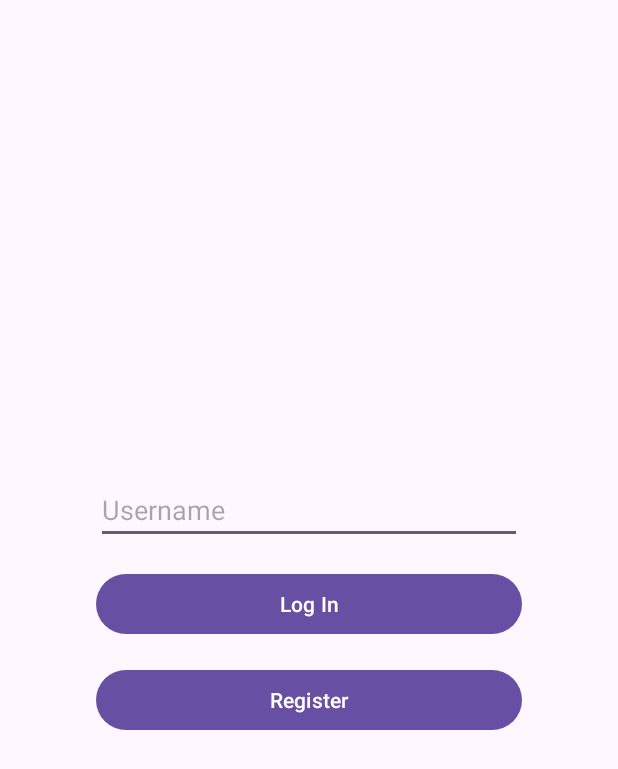
After one commit to CS5520FeinbergSpring2024/group-a6-a6-group9, an Android app: the UserLoginActivity screen opened directly, with no data from a screen before it, on a phone screen of 412 x 824 dp. The commit adds this screen. Shown: the top 769 px of the screen. Run offline under Robolectric (Android 15) with nearby library versions, the phone set to English and light mode, and no system bars; our stand-ins replace Firebase (no records; nobody signed in at launch, a user with empty details on screens opened directly).

Commit message:
added UserLogin, UserList, Chat activities, as well as framework for further dev

```diff
--- a/app/src/main/AndroidManifest.xml
+++ b/app/src/main/AndroidManifest.xml
@@ -20,6 +20,12 @@
             android:name=".WebServiceActivity"
             android:exported="false" />
         <activity
+            android:name=".stick_it_to_them.user.UserLoginActivity" />
+        <activity
+            android:name=".stick_it_to_them.user.UserListActivity" />
+        <activity
+            android:name=".stick_it_to_them.user.ChatActivity" />
+        <activity
             android:name=".MainActivity"
             android:exported="true">
             <intent-filter>
--- /dev/null
+++ b/app/src/main/java/edu/northeastern/a6_group9_artwork_search/stick_it_to_them/user/UserLoginActivity.java
@@ -0,0 +1,78 @@
+package edu.northeastern.a6_group9_artwork_search.stick_it_to_them.user;
+
+import android.content.Intent;
+import android.os.Bundle;
+import android.widget.Button;
+import android.widget.EditText;
+import android.widget.Toast;
+import androidx.appcompat.app.AppCompatActivity;
+
+import java.util.List;
+import java.util.Map;
+
+import edu.northeastern.a6_group9_artwork_search.R;
+import edu.northeastern.a6_group9_artwork_search.stick_it_to_them.DBClientListener;
+import edu.northeastern.a6_group9_artwork_search.stick_it_to_them.Message;
+import edu.northeastern.a6_group9_artwork_search.stick_it_to_them.RealtimeDatabaseClient;
+import edu.northeastern.a6_group9_artwork_search.stick_it_to_them.User;
+
+public class UserLoginActivity extends AppCompatActivity {
+
+    private EditText usernameEditText;
+    private RealtimeDatabaseClient databaseClient;
+
+    @Override
+    protected void onCreate(Bundle savedInstanceState) {
+        super.onCreate(savedInstanceState);
+        setContentView(R.layout.activity_user_login);
+
+        usernameEditText = findViewById(R.id.usernameEditText);
+        Button loginButton = findViewById(R.id.loginButton);
+        Button registerButton = findViewById(R.id.registerButton);
+
+        databaseClient = new RealtimeDatabaseClient(new DBClientListener() {
+            @Override
+            public void onUserLoggedIn(User user, String message) {
+                if (user != null) {
+                    Intent intent = new Intent(UserLoginActivity.this, UserListActivity.class);
+                    startActivity(intent);
+                    finish();
+                } else {
+                    Toast.makeText(UserLoginActivity.this, "Error logging in: " + message, Toast.LENGTH_LONG).show();
+                }
+            }
+
+            @Override
+            public void onUserAdded(User user) {
+            }
+
+            @Override
+            public void onMessageReceived(Message message) {
+            }
+
+            @Override
+            public void onCountStickersSentFinished(Map<String, Integer> result, String message) {
+            }
+
+            @Override
+            public void onRetrieveReceivedMessagesFinished(List<Message> result, String message) {
+            }
+        });
+
+        loginButton.setOnClickListener(v -> loginUser());
+        registerButton.setOnClickListener(v -> registerUser());
+    }
+
+    private void loginUser() {
+        String username = usernameEditText.getText().toString().trim();
+        if (!username.isEmpty()) {
+            databaseClient.loginUser(username);
+        } else {
+            Toast.makeText(this, "Username cannot be empty.", Toast.LENGTH_SHORT).show();
+        }
+    }
+
+    private void registerUser() {
+        String username = usernameEditText.getText().toString().trim();
+    }
+}
--- /dev/null
+++ b/app/src/main/res/layout/activity_user_login.xml
@@ -0,0 +1,47 @@
+<?xml version="1.0" encoding="utf-8"?>
+<androidx.constraintlayout.widget.ConstraintLayout xmlns:android="http://schemas.android.com/apk/res/android"
+    xmlns:app="http://schemas.android.com/apk/res-auto"
+    android:layout_width="match_parent"
+    android:layout_height="match_parent">
+
+    <EditText
+        android:id="@+id/usernameEditText"
+        android:layout_width="0dp"
+        android:layout_height="wrap_content"
+        android:hint="Username"
+        app:layout_constraintTop_toTopOf="parent"
+        app:layout_constraintStart_toStartOf="parent"
+        app:layout_constraintEnd_toEndOf="parent"
+        app:layout_constraintBottom_toTopOf="@id/loginButton"
+        app:layout_constraintVertical_chainStyle="packed"
+        android:layout_marginStart="64dp"
+        android:layout_marginEnd="64dp"/>
+
+    <Button
+        android:id="@+id/loginButton"
+        android:layout_width="0dp"
+        android:layout_height="wrap_content"
+        android:text="Log In"
+        app:layout_constraintTop_toBottomOf="@+id/usernameEditText"
+        app:layout_constraintStart_toStartOf="parent"
+        app:layout_constraintEnd_toEndOf="parent"
+        app:layout_constraintBottom_toTopOf="@id/registerButton"
+        android:layout_marginTop="16dp"
+        android:layout_marginStart="64dp"
+        android:layout_marginEnd="64dp"/>
+
+    <Button
+        android:id="@+id/registerButton"
+        android:layout_width="0dp"
+        android:layout_height="wrap_content"
+        android:text="Register"
+        app:layout_constraintTop_toBottomOf="@+id/loginButton"
+        app:layout_constraintStart_toStartOf="parent"
+        app:layout_constraintEnd_toEndOf="parent"
+        app:layout_constraintBottom_toBottomOf="parent"
+        android:layout_marginTop="16dp"
+        android:layout_marginStart="64dp"
+        android:layout_marginEnd="64dp"
+        android:layout_marginBottom="16dp" />
+
+</androidx.constraintlayout.widget.ConstraintLayout>
```
Also changed, not shown: app/src/main/java/edu/northeastern/a6_group9_artwork_search/MainActivity.java (+8 -0 lines), app/src/main/java/edu/northeastern/a6_group9_artwork_search/stick_it_to_them/user/ChatActivity.java (added, +23 -0 lines), app/src/main/java/edu/northeastern/a6_group9_artwork_search/stick_it_to_them/user/UserListActivity.java (added, +22 -0 lines), app/src/main/res/drawable/ic_frog.xml (added, +150 -0 lines), app/src/main/res/layout/activity_chat.xml (added, +45 -0 lines), app/src/main/res/layout/activity_main.xml (+24 -3 lines), app/src/main/res/layout/activity_user_list.xml (added, +28 -0 lines).
